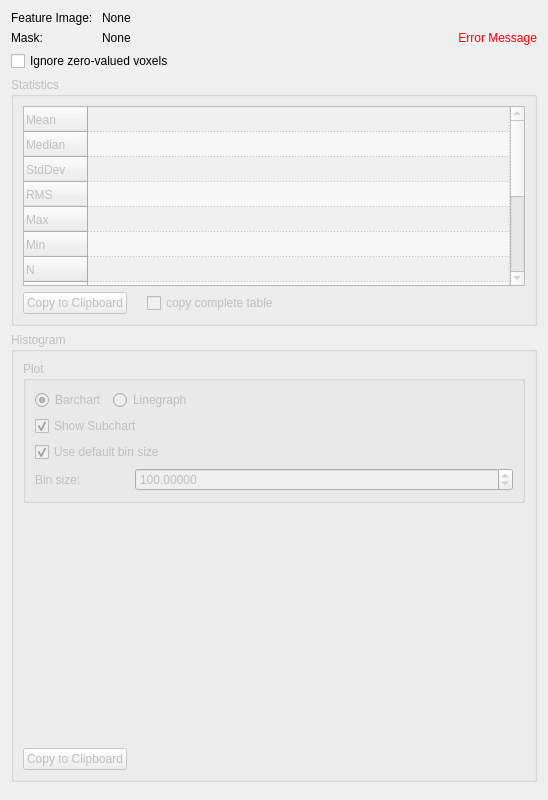
This is Plugins/org.mitk.gui.qt.measurementtoolbox/src/internal/QmitkImageStatisticsViewControls.ui in MITK/MITK as Qt 5 draws it before an edit. The edited form follows.
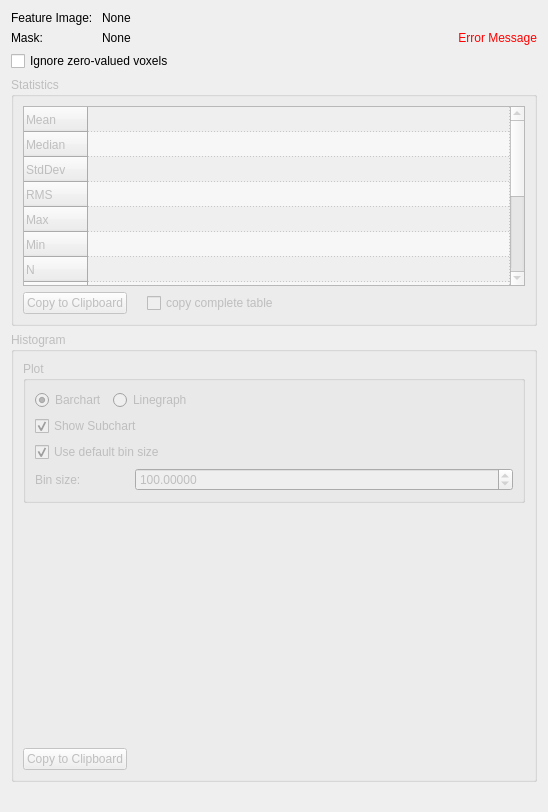
This is the edited form. Custom widgets are drawn as their Qt base class.

Commit message: fixed an issue where a button would get too small

```diff
--- a/Plugins/org.mitk.gui.qt.measurementtoolbox/src/internal/QmitkImageStatisticsViewControls.ui
+++ b/Plugins/org.mitk.gui.qt.measurementtoolbox/src/internal/QmitkImageStatisticsViewControls.ui
@@ -10,7 +10,7 @@
     <x>0</x>
     <y>0</y>
     <width>548</width>
-    <height>800</height>
+    <height>812</height>
    </rect>
   </property>
   <property name="windowTitle">
```
Left out of the diff: 10 changed lines with no effect on the pictures.
